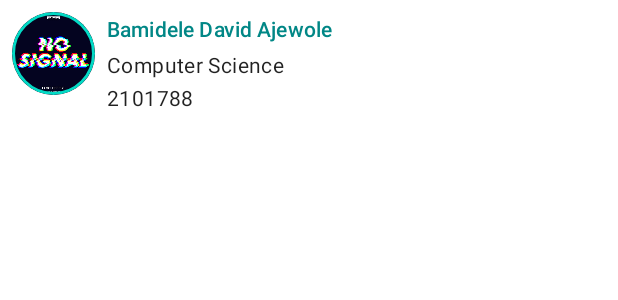
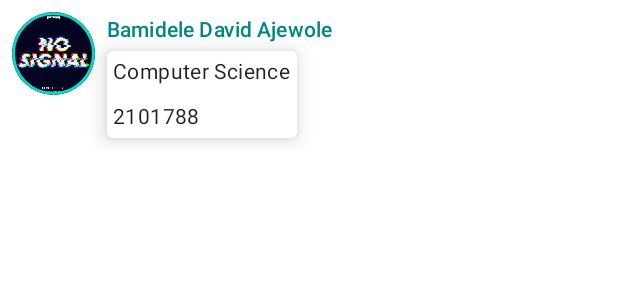
Before and after one commit to Bamidele1234/First_Compose_Project, an Android app built with Jetpack Compose: the @Preview function PreviewCard, on a phone screen of 412 x 824 dp. Shown: the top 300 px of the screen. Run offline under Robolectric (Android 15) with nearby library versions, the phone set to English and light mode, and no system bars.

Commit message:
Improved the design of the card

```diff
--- a/app/src/main/java/com/example/firstcomposable/MainActivity.kt
+++ b/app/src/main/java/com/example/firstcomposable/MainActivity.kt
@@ -1,5 +1,6 @@
 package com.example.firstcomposable
 
+import android.content.res.Configuration
 import android.os.Bundle
 import androidx.activity.ComponentActivity
 import androidx.activity.compose.setContent
@@ -38,6 +39,73 @@ class MainActivity : ComponentActivity() {
     }
 }
 
+/**
+ * Define the structure of data class Id
+ */
+data class Id(val name: String, val course: String, val regNo: Int)
+
+/**
+ * Define the structure of data class Message
+ */
+data class Message(val author: String, val body: String)
+
+/**
+ * Design the structure of a card
+ */
+@Composable
+fun MyCard(identity: Id){
+    // The Image should be padded to follow material design guidelines
+    Row(modifier = Modifier.padding(all = 8.dp)) {
+        Image(
+            painter = painterResource(R.drawable.nosignal),
+            contentDescription = "Student profile picture",
+            modifier = Modifier
+                // Set the image size
+                .size(55.dp)
+                // Clip the image to be shaped as a circle
+                .clip(CircleShape)
+                // Set the properties of the border
+                .border(1.5.dp, MaterialTheme.colors.secondary, CircleShape)
+        )
+
+        // Add a horizontal space between the image and the column
+        Spacer(modifier = Modifier.width(8.dp))
+
+        Column {
+            Text(
+                text = identity.name,
+                color = MaterialTheme.colors.secondaryVariant,
+                style = MaterialTheme.typography.subtitle2
+            )
+
+            // Add a vertical spacer between the name and the course texts
+            Spacer(modifier = Modifier.height(2.dp))
+
+            Surface(shape = MaterialTheme.shapes.medium, elevation = 8.dp){
+                Column{
+                    Text(
+                        text = identity.course,
+                        modifier = Modifier.padding(all = 4.dp),
+                        style = MaterialTheme.typography.body2
+                    )
+
+                    // Add a vertical spacer between the course and the regNo text
+                    Spacer(modifier = Modifier.height(2.dp))
+
+                    Text(
+                        text = identity.regNo.toString(),
+                        modifier = Modifier.padding(all = 4.dp),
+                        style = MaterialTheme.typography.body2
+                    )
+                }
+            }
+        }
+    }
+}
+
+/**
+ * Design the structure of the message card
+ */
 @Composable
 fun MessageCard(msg: Message) {
     // Add padding around our message
@@ -106,58 +174,16 @@ fun MessageCard(msg: Message) {
 
 }
 
+
 /**
- * Define the structure of data class Id
+ * Preview the composable in both light mode and dark mode
  */
-data class Id(val name: String, val course: String, val regNo: Int)
-
-@Composable
-fun MyCard(identity: Id){
-    // The Image should be padded to follow material design guidelines
-    Row(modifier = Modifier.padding(all = 8.dp)) {
-        Image(
-            painter = painterResource(R.drawable.nosignal),
-            contentDescription = "Student profile picture",
-            modifier = Modifier
-                // Set the image size
-                .size(55.dp)
-                // Clip the image to be shaped as a circle
-                .clip(CircleShape)
-                // Set the properties of the border
-                .border(1.5.dp, MaterialTheme.colors.secondary, CircleShape)
-        )
-
-        // Add a horizontal space between the image and the column
-        Spacer(modifier = Modifier.width(8.dp))
-
-        Column {
-            Text(
-                text = identity.name,
-                color = MaterialTheme.colors.secondaryVariant,
-                style = MaterialTheme.typography.subtitle2
-            )
-
-            // Add a vertical spacer between the name and the course texts
-            Spacer(modifier = Modifier.height(2.dp))
-
-            Text(
-                text = identity.course,
-                style = MaterialTheme.typography.body2
-            )
-
-            // Add a vertical spacer between the course and the regNo text
-            Spacer(modifier = Modifier.height(2.dp))
-
-            Text(
-                text = identity.regNo.toString(),
-                style = MaterialTheme.typography.body2
-            )
-        }
-    }
-
-}
-
-@Preview
+@Preview(name = "Light Mode")
+@Preview(
+    uiMode = Configuration.UI_MODE_NIGHT_YES,
+    showBackground = true,
+    name = "Dark Mode"
+)
 @Composable
 fun PreviewCard(){
     /**
@@ -177,6 +203,3 @@ fun Conversation(messages: List<Message>){
         }
     }
 }
-
-
-data class Message(val author: String, val body: String)
--- a/app/src/main/java/com/example/firstcomposable/SampleData.kt
+++ b/app/src/main/java/com/example/firstcomposable/SampleData.kt
@@ -1,5 +1,8 @@
 package com.example.firstcomposable
 
+/**
+ * Sample data for the messages
+ */
 object SampleData {
     // Sample conversation data
     val conversationSample = listOf(
```
